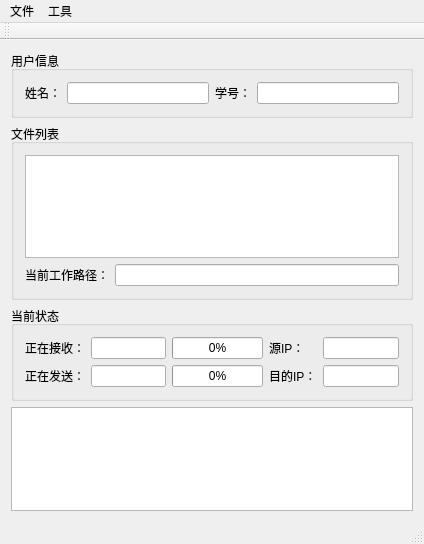
ChocoCLv/LIMS_FILE_CLIENT, file mainwindow.ui: the form before one commit.
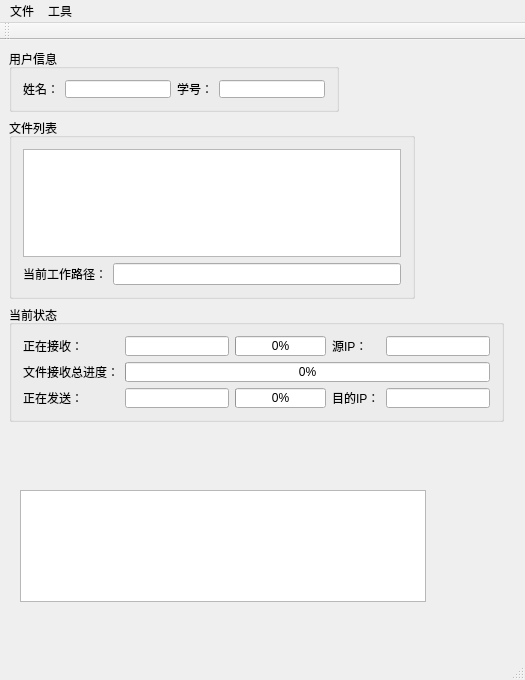
The form after the commit.

Commit message: 增加显示客户端的文件发送状态

```diff
--- a/mainwindow.ui
+++ b/mainwindow.ui
@@ -6,8 +6,8 @@
    <rect>
     <x>0</x>
     <y>0</y>
-    <width>424</width>
-    <height>544</height>
+    <width>525</width>
+    <height>680</height>
    </rect>
   </property>
   <property name="sizePolicy">
@@ -20,9 +20,15 @@
    <string>文件下载客户端</string>
   </property>
   <widget class="QWidget" name="centralWidget">
-   <layout class="QGridLayout" name="gridLayout_3">
-    <item row="0" column="0">
      <widget class="QGroupBox" name="groupBox">
+    <property name="geometry">
+     <rect>
+      <x>9</x>
+      <y>9</y>
+      <width>330</width>
+      <height>63</height>
+     </rect>
+    </property>
       <property name="title">
        <string>用户信息</string>
       </property>
@@ -60,9 +66,15 @@
        </item>
       </layout>
      </widget>
-    </item>
-    <item row="1" column="0">
      <widget class="QGroupBox" name="groupBox_2">
+    <property name="geometry">
+     <rect>
+      <x>9</x>
+      <y>78</y>
+      <width>406</width>
+      <height>181</height>
+     </rect>
+    </property>
       <property name="title">
        <string>文件列表</string>
       </property>
@@ -86,9 +98,15 @@
        </item>
       </layout>
      </widget>
-    </item>
-    <item row="2" column="0">
      <widget class="QGroupBox" name="groupBox_3">
+    <property name="geometry">
+     <rect>
+      <x>9</x>
+      <y>265</y>
+      <width>495</width>
+      <height>117</height>
+     </rect>
+    </property>
       <property name="title">
        <string>当前状态</string>
       </property>
@@ -125,47 +143,66 @@
         <widget class="QLineEdit" name="edtSrcIp"/>
        </item>
        <item row="1" column="0">
+      <widget class="QLabel" name="label_8">
+       <property name="text">
+        <string>文件接收总进度：</string>
+       </property>
+      </widget>
+     </item>
+     <item row="2" column="0">
         <widget class="QLabel" name="label_4">
          <property name="text">
           <string>正在发送：</string>
          </property>
         </widget>
        </item>
-       <item row="1" column="1">
+     <item row="2" column="1">
         <widget class="QLineEdit" name="edtFileNameSend"/>
        </item>
-       <item row="1" column="2">
+     <item row="2" column="2">
         <widget class="QProgressBar" name="pbSend">
          <property name="value">
           <number>0</number>
          </property>
         </widget>
        </item>
-       <item row="1" column="3">
+     <item row="2" column="3">
         <widget class="QLabel" name="label_7">
          <property name="text">
           <string>目的IP：</string>
          </property>
         </widget>
        </item>
-       <item row="1" column="4">
+     <item row="2" column="4">
         <widget class="QLineEdit" name="edtDstIp"/>
        </item>
-      </layout>
-     </widget>
-    </item>
-    <item row="3" column="0">
-     <widget class="QTextEdit" name="edtLog"/>
-    </item>
-   </layout>
+     <item row="1" column="1" colspan="4">
+      <widget class="QProgressBar" name="pbRecvTotal">
+       <property name="value">
+        <number>0</number>
+       </property>
+      </widget>
+     </item>
+    </layout>
+   </widget>
+   <widget class="QTextEdit" name="edtLog">
+    <property name="geometry">
+     <rect>
+      <x>20</x>
+      <y>450</y>
+      <width>406</width>
+      <height>112</height>
+     </rect>
+    </property>
+   </widget>
   </widget>
   <widget class="QMenuBar" name="menuBar">
    <property name="geometry">
     <rect>
      <x>0</x>
      <y>0</y>
-     <width>424</width>
-     <height>21</height>
+     <width>525</width>
+     <height>22</height>
     </rect>
    </property>
    <widget class="QMenu" name="menu">
```
Lines whose indentation alone changed are shown as unchanged. The commit also changes 5 other files.
